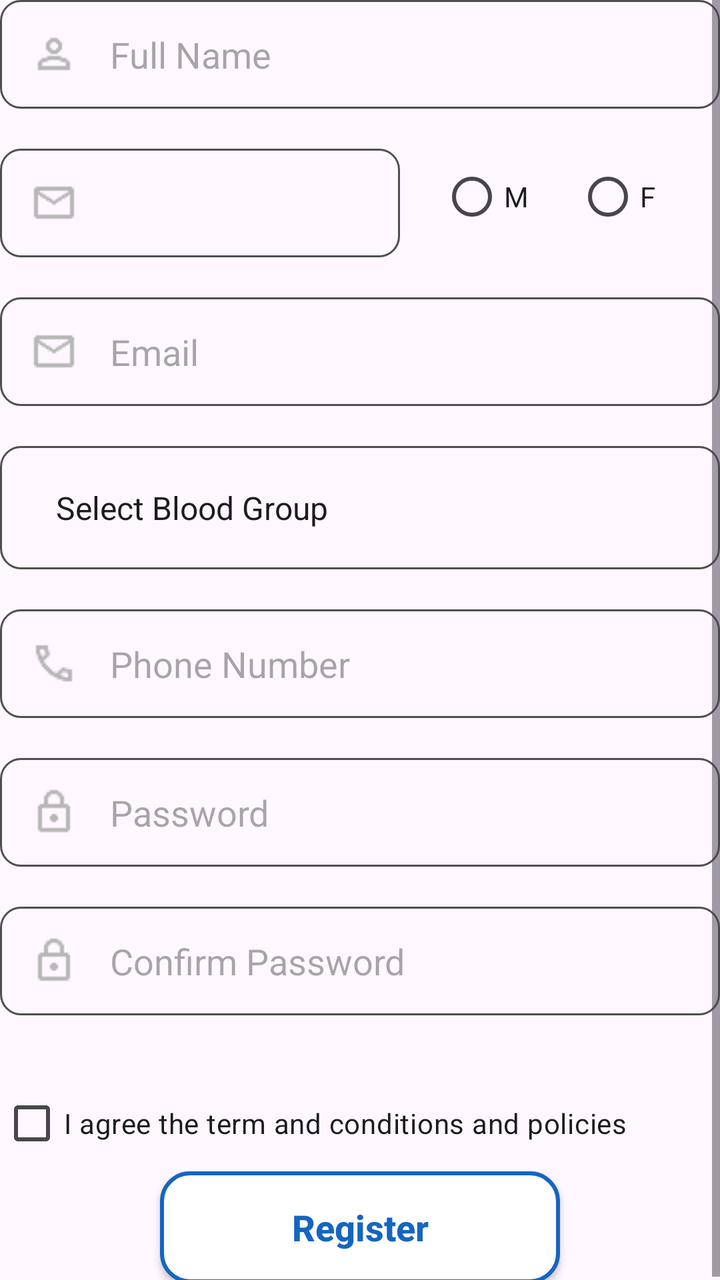
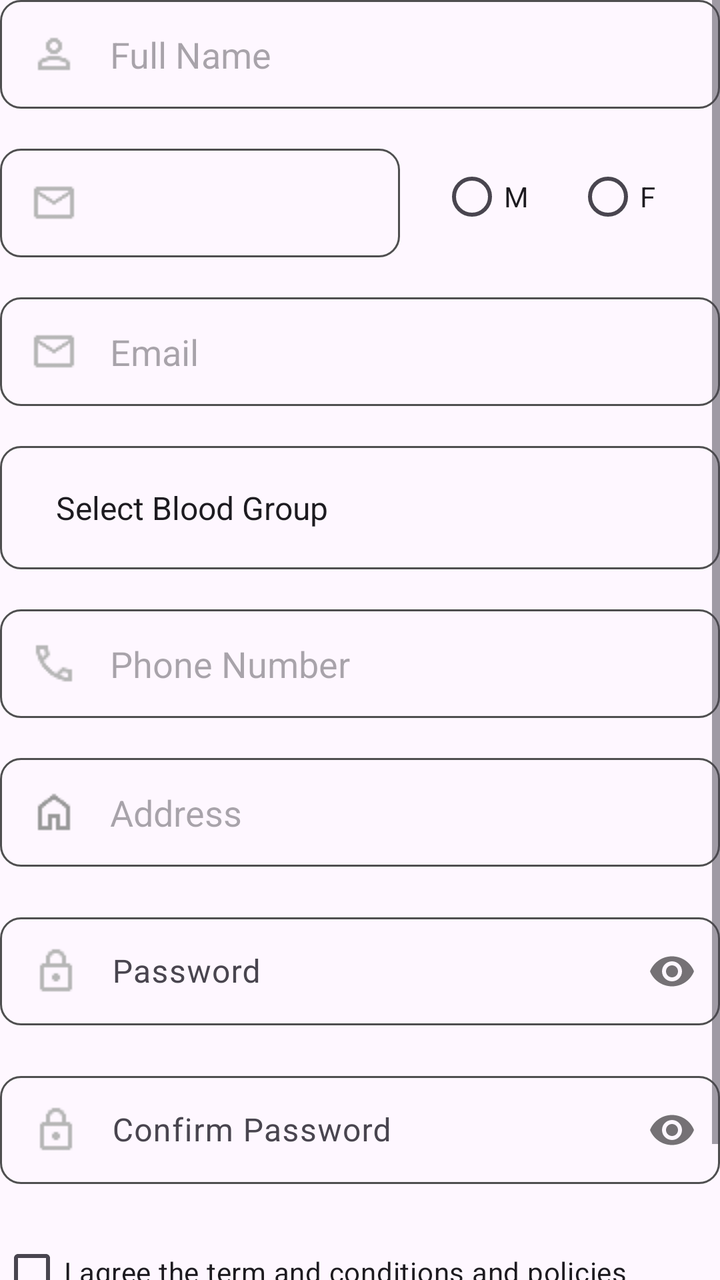

An Android layout rendered at two revisions. The XML below is the earlier revision; the diff shows what the commit changed to produce the second picture.
<!-- AndroidManifest.xml: application theme Theme.Hospital_Appointment_System -->
<!-- res/layout/fragment_patient_registration_.xml -->
<?xml version="1.0" encoding="utf-8"?>
<FrameLayout xmlns:android="http://schemas.android.com/apk/res/android"
    xmlns:tools="http://schemas.android.com/tools"
    xmlns:app="http://schemas.android.com/apk/res-auto"
    android:id="@+id/Patient_Registration_fragment"
    android:layout_width="match_parent"
    android:layout_height="match_parent">


    <ScrollView
        android:layout_width="match_parent"
        android:layout_height="match_parent"
        android:fillViewport="true">


        <LinearLayout
            android:layout_width="match_parent"
            android:layout_height="wrap_content"
            android:orientation="vertical">



            <EditText
                android:id="@+id/patient_Full_name"
                android:layout_width="match_parent"
                android:layout_height="wrap_content"
                android:layout_gravity="center"
                android:layout_marginBottom="20dp"
                android:background="@drawable/login_area"
                android:drawableStart="@drawable/person"
                android:drawablePadding="16dp"
                android:ems="10"
                android:hint="Full Name"
                android:inputType="textEmailAddress"
                android:padding="15dp" />

            <LinearLayout
                android:layout_width="match_parent"
                android:layout_height="wrap_content"
                android:orientation="horizontal">
                <EditText
                    android:id="@+id/patient_Date_Of_Birth"
                    android:layout_width="200dp"
                    android:layout_height="wrap_content"
                    android:layout_gravity="start"
                    android:layout_marginBottom="20dp"
                    android:clickable="true"
                    android:focusable="false"
                    android:background="@drawable/login_area"
                    android:drawableStart="@drawable/envelop"
                    android:drawablePadding="16dp"
                    android:ems="10"
                    android:inputType="date"
                    android:padding="15dp"
                    android:layout_marginRight="20dp"/>
                <RadioGroup
                    android:id="@+id/patient_gender_group"
                    android:layout_width="wrap_content"
                    android:layout_height="wrap_content"
                    android:orientation="horizontal">

                    <RadioButton
                        android:id="@+id/Male"
                        android:text="M"
                        android:layout_marginRight="20dp"
                        android:layout_width="wrap_content"
                        android:layout_height="wrap_content" />

                    <RadioButton
                        android:id="@+id/Female"
                        android:text="F"
                        android:layout_width="wrap_content"
                        android:layout_height="wrap_content" />

                </RadioGroup>


            </LinearLayout>


            <EditText
                android:id="@+id/email_input"
                android:layout_width="match_parent"
                android:layout_height="wrap_content"
                android:layout_gravity="center"
                android:layout_marginBottom="20dp"
                android:background="@drawable/login_area"
                android:drawableStart="@drawable/envelop"
                android:drawablePadding="16dp"
                android:ems="10"
                android:hint="Email"
                android:inputType="textEmailAddress"
                android:padding="15dp" />



                <Spinner
                    android:id="@+id/BloodGroup"
                    android:layout_width="match_parent"
                    android:layout_height="wrap_content"
                    android:padding="20dp"
                    android:background="@drawable/login_area"
                    android:layout_marginBottom="20dp"
                    android:entries="@array/blood_groups"/>



            <EditText
                android:id="@+id/patient_phone"
                android:layout_width="match_parent"
                android:layout_height="wrap_content"
                android:layout_gravity="center"
                android:layout_marginBottom="20dp"
                android:background="@drawable/login_area"
                android:drawableStart="@drawable/phone"
                android:drawablePadding="16dp"
                android:ems="10"
                android:hint="Phone Number"
                android:inputType="phone"
                android:padding="15dp" />

            <EditText
                android:id="@+id/patient_password"
                android:layout_width="match_parent"
                android:layout_height="wrap_content"
                android:layout_gravity="center"
                android:layout_marginBottom="20dp"
                android:background="@drawable/login_area"
                android:drawableStart="@drawable/lock"
                android:drawablePadding="16dp"
                android:ems="10"
                android:hint="Password"
                android:inputType="textPassword"
                android:padding="15dp" />


            <EditText
                android:id="@+id/patient_confirm_password"
                android:layout_width="match_parent"
                android:layout_height="wrap_content"
                android:layout_gravity="center"
                android:layout_marginBottom="30dp"
                android:background="@drawable/login_area"
                android:drawableStart="@drawable/lock"
                android:drawablePadding="16dp"
                android:ems="10"
                android:hint="Confirm Password"
                android:inputType="textPassword"
                android:padding="15dp" />

            <CheckBox
                android:id="@+id/concent"
                android:layout_width="wrap_content"
                android:layout_height="wrap_content"
                android:textSize="14dp"
                android:text="I agree the term and conditions and policies" />
            <ProgressBar
                android:id="@+id/progressBar"
                android:layout_width="wrap_content"
                android:layout_height="wrap_content"
                android:layout_gravity="center"
                android:visibility="gone" />

            <androidx.appcompat.widget.AppCompatButton

                android:id="@+id/btnpatientregistation"
                android:layout_width="200dp"
                android:layout_height="56dp"
                android:layout_gravity="center"
                android:background="@drawable/register"
                android:backgroundTint="@null"
                android:minWidth="0dp"
                android:minHeight="0dp"
                android:padding="0dp"
                android:text="Register"
                android:textAllCaps="false"
                android:textColor="#1565C0"
                android:textSize="18sp"
                android:textStyle="bold" />

        </LinearLayout>
    </ScrollView>




</FrameLayout>
<!-- resources referenced by this layout -->
<resources>
  <string-array name="blood_groups">
          <item>Select Blood Group</item>
          <item>A+</item>
          <item>A-</item>
          <item>B+</item>
          <item>B-</item>
          <item>AB+</item>
          <item>AB-</item>
          <item>O+</item>
          <item>O-</item>
      </string-array>
  <!-- drawable envelop: png bitmap (drawable, 554 bytes) -->
  <!-- drawable lock: png bitmap (drawable, 537 bytes) -->
  <!-- drawable login_area (drawable) -->
  <?xml version="1.0" encoding="utf-8"?>
  <shape xmlns:android="http://schemas.android.com/apk/res/android"
      android:shape="rectangle">
  
      <stroke android:color="@color/login_area_border" android:width="1dp"/>
      <corners android:radius="10dp"/>
  </shape>
  <!-- drawable person: png bitmap (drawable, 508 bytes) -->
  <!-- drawable phone: png bitmap (drawable, 553 bytes) -->
  <!-- drawable register (drawable) -->
  <?xml version="1.0" encoding="utf-8"?>
  <shape xmlns:android="http://schemas.android.com/apk/res/android">
  
      <solid android:color="#FFFFFF"/>
  
      <stroke
          android:width="2dp"
          android:color="#1565C0"/>
  
      <corners android:radius="14dp"/>
  
  </shape>
  <style name="Theme.Hospital_Appointment_System" parent="Base.Theme.Hospital_Appointment_System" />
  <color name="login_area_border">#4F4F50</color>
  <style name="Base.Theme.Hospital_Appointment_System" parent="Theme.Material3.DayNight.NoActionBar">
          
          
      </style>
</resources>

<!-- the commit's change to res/layout/fragment_patient_registration_.xml (unified diff, before → after) -->
@@ -120,26 +120,54 @@
                 android:padding="15dp" />
 
             <EditText
-                android:id="@+id/patient_password"
-                android:layout_width="match_parent"
-                android:layout_height="wrap_content"
-                android:layout_gravity="center"
-                android:layout_marginBottom="20dp"
-                android:background="@drawable/login_area"
-                android:drawableStart="@drawable/lock"
-                android:drawablePadding="16dp"
-                android:ems="10"
-                android:hint="Password"
-                android:inputType="textPassword"
-                android:padding="15dp" />
-
-
+                android:id="@+id/patient_address"
+                android:layout_width="match_parent"
+                android:layout_height="wrap_content"
+                android:layout_gravity="center"
+                android:layout_marginBottom="20dp"
+                android:background="@drawable/login_area"
+                android:drawableStart="@drawable/address"
+                android:drawablePadding="16dp"
+                android:ems="10"
+                android:hint="Address"
+                android:inputType="phone"
+                android:padding="15dp" />
+
+
+
+            <com.google.android.material.textfield.TextInputLayout
+                android:layout_width="match_parent"
+                android:layout_height="wrap_content"
+                app:passwordToggleEnabled="true"
+                android:layout_marginBottom="20dp">
+
+                <EditText
+                    android:id="@+id/patient_password"
+                    android:layout_width="match_parent"
+                    android:layout_height="wrap_content"
+                    android:layout_gravity="center"
+                    android:background="@drawable/login_area"
+                    android:drawableStart="@drawable/lock"
+                    android:drawablePadding="16dp"
+                    android:ems="10"
+                    android:hint="Password"
+                    android:inputType="textPassword"
+                    android:padding="15dp" />
+
+            </com.google.android.material.textfield.TextInputLayout>
+
+
+
+            <com.google.android.material.textfield.TextInputLayout
+                android:layout_width="match_parent"
+                android:layout_height="wrap_content"
+                app:passwordToggleEnabled="true"
+                android:layout_marginBottom="20dp">
             <EditText
                 android:id="@+id/patient_confirm_password"
                 android:layout_width="match_parent"
                 android:layout_height="wrap_content"
                 android:layout_gravity="center"
-                android:layout_marginBottom="30dp"
                 android:background="@drawable/login_area"
                 android:drawableStart="@drawable/lock"
                 android:drawablePadding="16dp"
@@ -147,6 +175,8 @@
                 android:hint="Confirm Password"
                 android:inputType="textPassword"
                 android:padding="15dp" />
+
+            </com.google.android.material.textfield.TextInputLayout>
 
             <CheckBox
                 android:id="@+id/concent"
<!-- resource entries referenced after the edit -->
@@ -11,6 +11,7 @@
           <item>O+</item>
           <item>O-</item>
       </string-array>
+  <!-- drawable address: png bitmap (drawable, 336 bytes) -->
   <!-- drawable envelop: png bitmap (drawable, 554 bytes) -->
   <!-- drawable lock: png bitmap (drawable, 537 bytes) -->
   <!-- drawable login_area (drawable) -->
